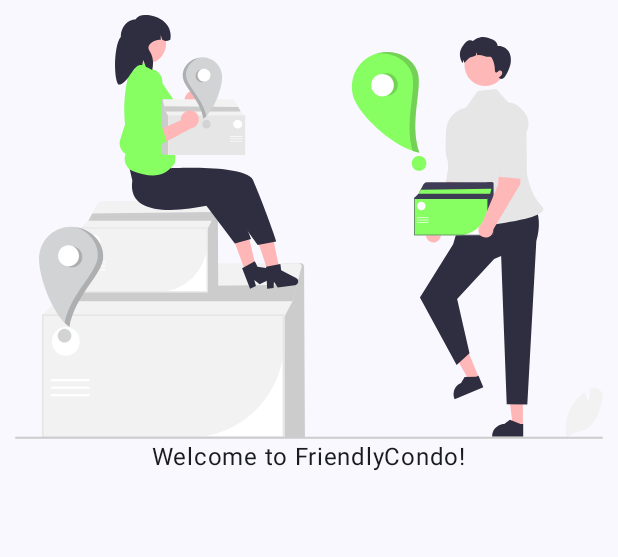
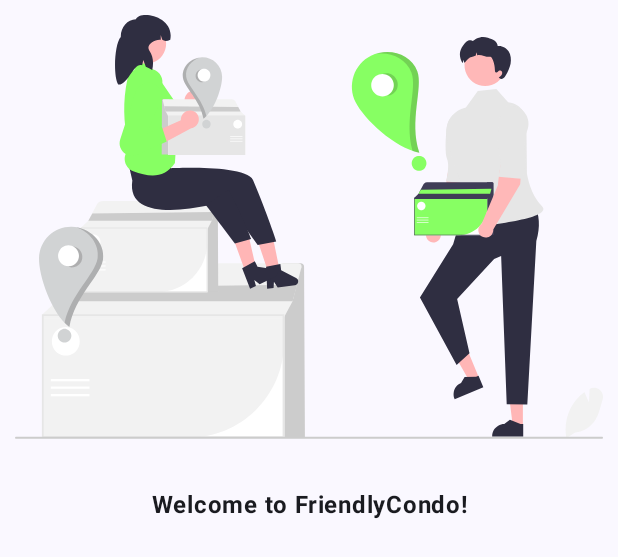
Before and after one commit to rodolphocastro/FriendlyCondo, an Android app built with Jetpack Compose: the @Preview function DefaultPreview, on a phone screen of 412 x 824 dp. Shown: the top 557 px of the screen. Run offline under Robolectric (Android 15) with nearby library versions, the phone set to English and light mode, and no system bars; libraries missing offline, so code that uses them is left out: org.slf4j; 1 statement that could not run was skipped.

Commit message:
housekeeping: Center text, add spacing

```diff
--- a/app/src/main/java/com/ardc/friendlycondo/MainActivity.kt
+++ b/app/src/main/java/com/ardc/friendlycondo/MainActivity.kt
@@ -5,16 +5,15 @@ import androidx.activity.ComponentActivity
 import androidx.activity.compose.setContent
 import androidx.compose.foundation.Image
 import androidx.compose.foundation.background
-import androidx.compose.foundation.layout.Column
-import androidx.compose.foundation.layout.fillMaxSize
-import androidx.compose.foundation.layout.padding
+import androidx.compose.foundation.layout.*
 import androidx.compose.material3.MaterialTheme
 import androidx.compose.material3.Surface
 import androidx.compose.material3.Text
 import androidx.compose.runtime.Composable
-import androidx.compose.ui.Alignment
 import androidx.compose.ui.Modifier
 import androidx.compose.ui.res.painterResource
+import androidx.compose.ui.text.font.FontWeight
+import androidx.compose.ui.text.style.TextAlign
 import androidx.compose.ui.tooling.preview.Preview
 import androidx.compose.ui.unit.dp
 import com.ardc.friendlycondo.ui.theme.FriendlyCondoTheme
@@ -69,11 +68,19 @@ fun Greeting(log: Logger? = null) {
             contentDescription = "People standing around with packages"
         )
 
+        Spacer(
+            modifier = Modifier
+                .fillMaxWidth()
+                .height(32.dp)
+        )
+
         Text(
             text = "Welcome to FriendlyCondo!",
             modifier = Modifier
                 .padding(5.dp, 0.dp)
-                .align(Alignment.CenterHorizontally),
+                .fillMaxWidth(),
+            textAlign = TextAlign.Center,
+            fontWeight = FontWeight.Bold
         )
     }
 }
```
